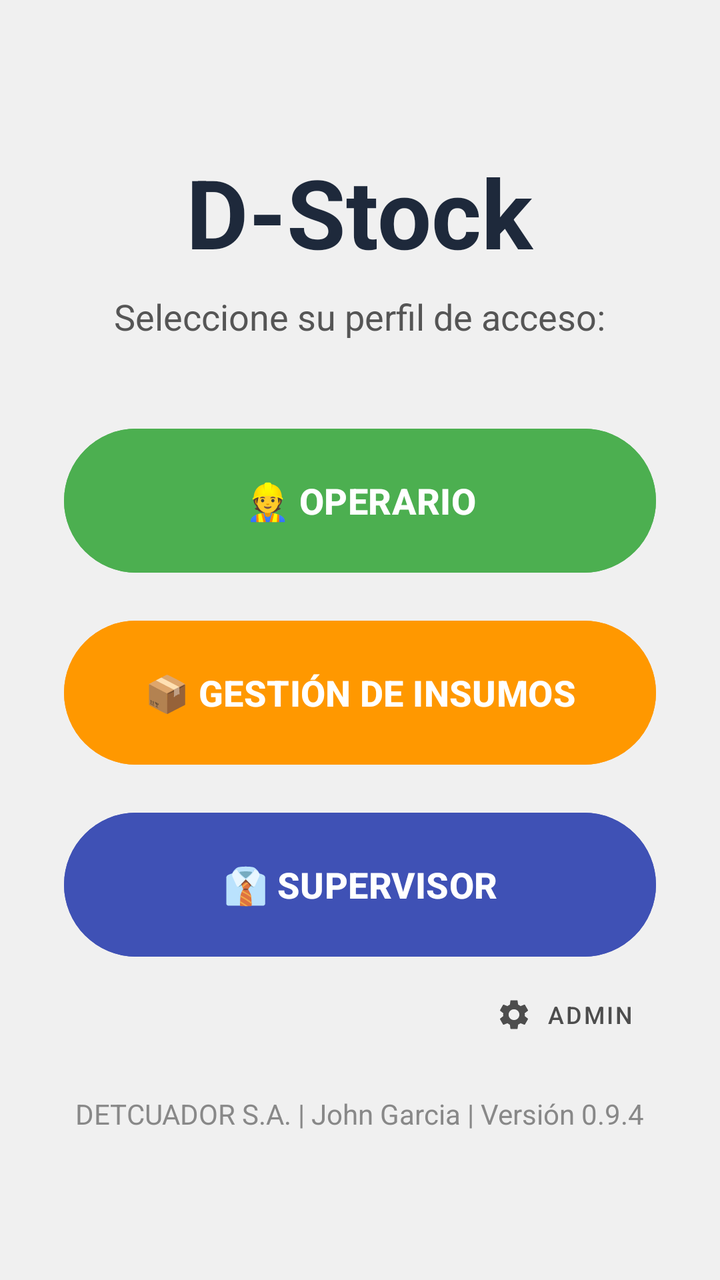
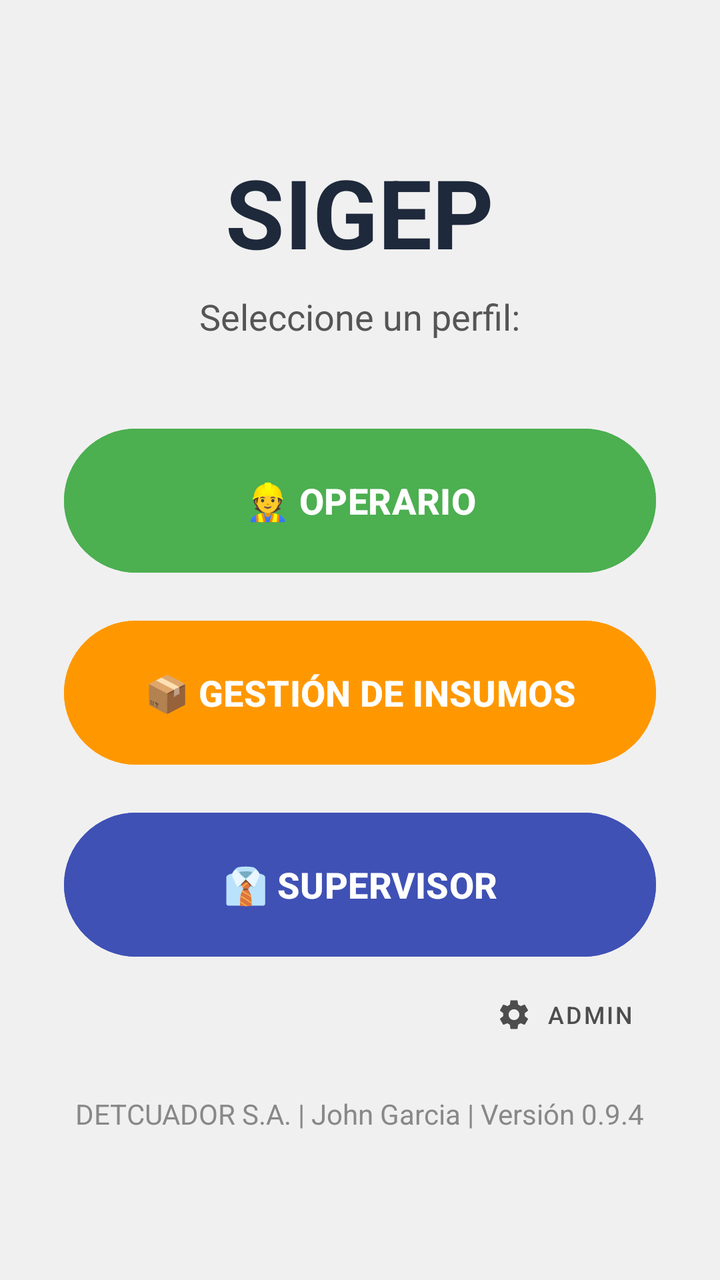

Two renders of the same Android screen: before a commit and after it. Below are the layout's source before the change and the commit's diff.
<!-- AndroidManifest.xml: application theme Theme.Controller -->
<!-- res/layout/activity_menu_roles.xml -->
<?xml version="1.0" encoding="utf-8"?>
<LinearLayout xmlns:android="http://schemas.android.com/apk/res/android"
    xmlns:app="http://schemas.android.com/apk/res-auto"
    android:layout_width="match_parent"
    android:layout_height="match_parent"
    android:orientation="vertical"
    android:gravity="center"
    android:padding="32dp"
    android:background="#F0F0F0">

    <TextView
        android:layout_width="wrap_content"
        android:layout_height="wrap_content"
        android:text="D-Stock"
        android:textSize="48sp"
        android:textStyle="bold"
        android:textColor="#1E293B"
        android:layout_marginBottom="8dp"/>

    <TextView
        android:layout_width="wrap_content"
        android:layout_height="wrap_content"
        android:text="Seleccione su perfil de acceso:"
        android:textSize="18sp"
        android:textColor="#555555"
        android:layout_marginBottom="40dp"/>

    <Button
        android:id="@+id/btnRolOperario"
        android:layout_width="match_parent"
        android:layout_height="80dp"
        android:text="👷 OPERARIO"
        android:textSize="18sp"
        android:textStyle="bold"
        android:backgroundTint="#4CAF50"
        android:layout_marginBottom="16dp"/>

    <Button
        android:id="@+id/btnRolInsumista"
        android:layout_width="match_parent"
        android:layout_height="80dp"
        android:text="📦 GESTIÓN DE INSUMOS"
        android:textSize="18sp"
        android:textStyle="bold"
        android:backgroundTint="#FF9800"
        android:layout_marginBottom="16dp"/>

    <Button
        android:id="@+id/btnRolSupervisor"
        android:layout_width="match_parent"
        android:layout_height="80dp"
        android:text="👔 SUPERVISOR"
        android:textSize="18sp"
        android:textStyle="bold"
        android:backgroundTint="#3F51B5"
        android:layout_marginBottom="1dp"/> <com.google.android.material.button.MaterialButton
    android:id="@+id/btnAdminAccess"
    style="@style/Widget.MaterialComponents.Button.TextButton"
    android:layout_width="wrap_content"
    android:layout_height="wrap_content"
    android:layout_gravity="end"
    android:text="Admin"
    android:textColor="#4D4D4D"
    android:textSize="12sp"
    app:icon="@drawable/baseline_settings_24"
    app:iconTint="#4D4D4D"
    android:layout_marginBottom="16dp"/>

    <TextView
        android:layout_width="wrap_content"
        android:layout_height="wrap_content"
        android:text="DETCUADOR S.A. | John Garcia | Versión 0.9.4"
        android:textColor="#888888"
        android:textSize="14sp" />

</LinearLayout>
<!-- resources referenced by this layout -->
<resources>
  <!-- drawable baseline_settings_24 (drawable) -->
  <vector xmlns:android="http://schemas.android.com/apk/res/android" android:height="24dp" android:tint="#000000" android:viewportHeight="24" android:viewportWidth="24" android:width="24dp">
        
      <path android:fillColor="@android:color/white" android:pathData="M19.14,12.94c0.04,-0.3 0.06,-0.61 0.06,-0.94c0,-0.32 -0.02,-0.64 -0.07,-0.94l2.03,-1.58c0.18,-0.14 0.23,-0.41 0.12,-0.61l-1.92,-3.32c-0.12,-0.22 -0.37,-0.29 -0.59,-0.22l-2.39,0.96c-0.5,-0.38 -1.03,-0.7 -1.62,-0.94L14.4,2.81c-0.04,-0.24 -0.24,-0.41 -0.48,-0.41h-3.84c-0.24,0 -0.43,0.17 -0.47,0.41L9.25,5.35C8.66,5.59 8.12,5.92 7.63,6.29L5.24,5.33c-0.22,-0.08 -0.47,0 -0.59,0.22L2.74,8.87C2.62,9.08 2.66,9.34 2.86,9.48l2.03,1.58C4.84,11.36 4.8,11.69 4.8,12s0.02,0.64 0.07,0.94l-2.03,1.58c-0.18,0.14 -0.23,0.41 -0.12,0.61l1.92,3.32c0.12,0.22 0.37,0.29 0.59,0.22l2.39,-0.96c0.5,0.38 1.03,0.7 1.62,0.94l0.36,2.54c0.05,0.24 0.24,0.41 0.48,0.41h3.84c0.24,0 0.44,-0.17 0.47,-0.41l0.36,-2.54c0.59,-0.24 1.13,-0.56 1.62,-0.94l2.39,0.96c0.22,0.08 0.47,0 0.59,-0.22l1.92,-3.32c0.12,-0.22 0.07,-0.47 -0.12,-0.61L19.14,12.94zM12,15.6c-1.98,0 -3.6,-1.62 -3.6,-3.6s1.62,-3.6 3.6,-3.6s3.6,1.62 3.6,3.6S13.98,15.6 12,15.6z"/>
      
  </vector>
  <style name="Theme.Controller" parent="Base.Theme.Controller" />
  <style name="Base.Theme.Controller" parent="Theme.Material3.DayNight.NoActionBar">
          
          
      </style>
</resources>

<!-- the commit's change to res/layout/activity_menu_roles.xml (unified diff, before → after) -->
@@ -11,7 +11,7 @@
     <TextView
         android:layout_width="wrap_content"
         android:layout_height="wrap_content"
-        android:text="D-Stock"
+        android:text="SIGEP"
         android:textSize="48sp"
         android:textStyle="bold"
         android:textColor="#1E293B"
@@ -20,7 +20,7 @@
     <TextView
         android:layout_width="wrap_content"
         android:layout_height="wrap_content"
-        android:text="Seleccione su perfil de acceso:"
+        android:text="Seleccione un perfil:"
         android:textSize="18sp"
         android:textColor="#555555"
         android:layout_marginBottom="40dp"/>
